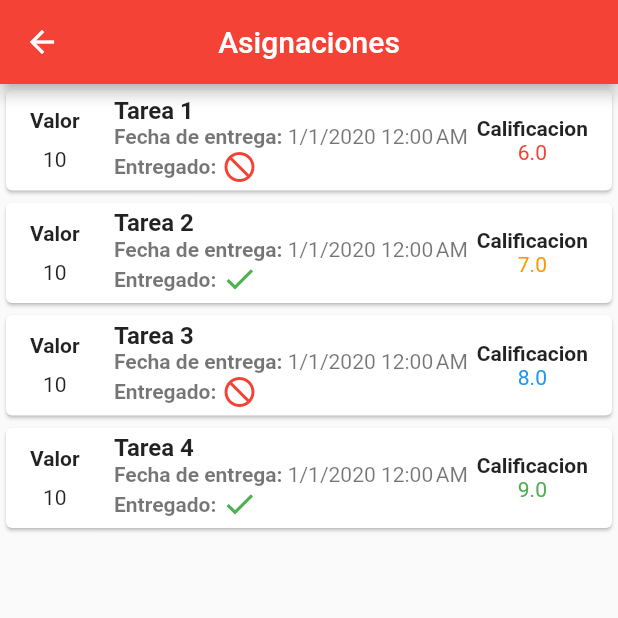
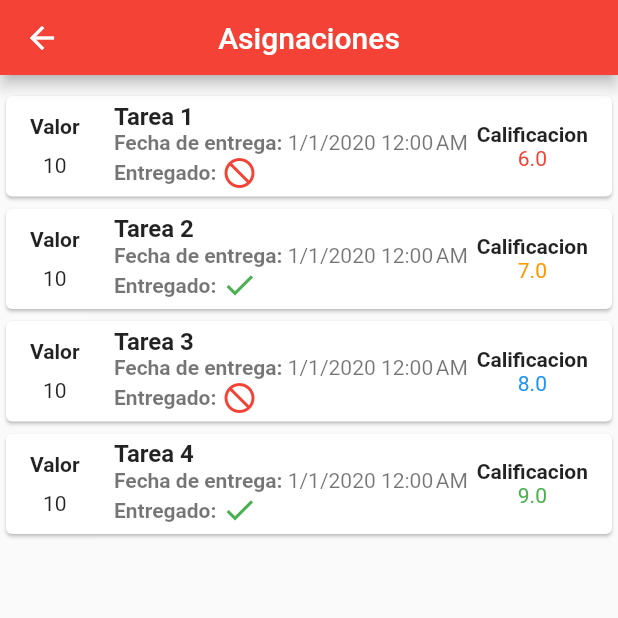
Before and after one commit to TitinQuezada/academic-control-system, a Flutter app: the AssignmentsPage screen opened by its route, on a phone screen of 412 x 824 dp, the top half of it. Run offline on Flutter 3.47's test engine with Material 2 defaults, Android fonts, the phone set to English and light mode, and no system bars.

Commit message:
format files
remove unnesesary comments

```diff
--- a/lib/src/pages/assignments_page.dart
+++ b/lib/src/pages/assignments_page.dart
@@ -1,32 +1,28 @@
 import 'package:flutter/material.dart';
-import 'package:intl/intl.dart';
+import 'package:sca/src/components/application_app_bar.dart';
 import 'package:sca/src/components/assignment_card.dart';
-import 'package:sca/src/helpers/qualification_helper.dart';
 import 'package:sca/src/models/assignments_model.dart';
 
 class AssignmentsPage extends StatelessWidget {
   final assignments = Assignment.getAssignments();
+
   @override
   Widget build(BuildContext context) {
     return Scaffold(
-      appBar: AppBar(
-        title: Text('Asignaciones'),
-        centerTitle: true,
-      ),
-      body: ListView.builder(
-        itemCount: assignments.length,
-        itemBuilder: (BuildContext context, int index) {
-          return buildCards(context, assignments[index]);
-        },
+      appBar: ApplicationAppBar('Asignaciones'),
+      body: Container(
+        margin: EdgeInsets.only(top: 10, bottom: 10),
+        child: _buildBody(),
       ),
     );
   }
 
-  Widget buildCards(BuildContext context, Assignment assignment) {
-    return AssignmentCard(assignment);
-  }
-
-  _prueba(DateTime date) {
-    final f = DateFormat.yMd().add_jm().format(date);
+  Widget _buildBody() {
+    return ListView.builder(
+      itemCount: assignments.length,
+      itemBuilder: (BuildContext context, int index) {
+        return AssignmentCard(assignments[index]);
+      },
+    );
   }
 }
--- a/lib/src/pages/home_page.dart
+++ b/lib/src/pages/home_page.dart
@@ -18,7 +18,10 @@ class HomePage extends StatelessWidget {
 
   Widget _buildBody() {
     return Column(
-      children: [_buildColleges(), _buildFooter()],
+      children: [
+        _buildColleges(),
+        _buildFooter(),
+      ],
     );
   }
 
--- a/lib/src/pages/periods_page.dart
+++ b/lib/src/pages/periods_page.dart
@@ -47,4 +47,3 @@ class PeriodsPage extends StatelessWidget {
     return PeriodCard(period, onTap: goToSubjects);
   }
 }
-// Navigator.pushNamed(context, 'subjects'),
```
